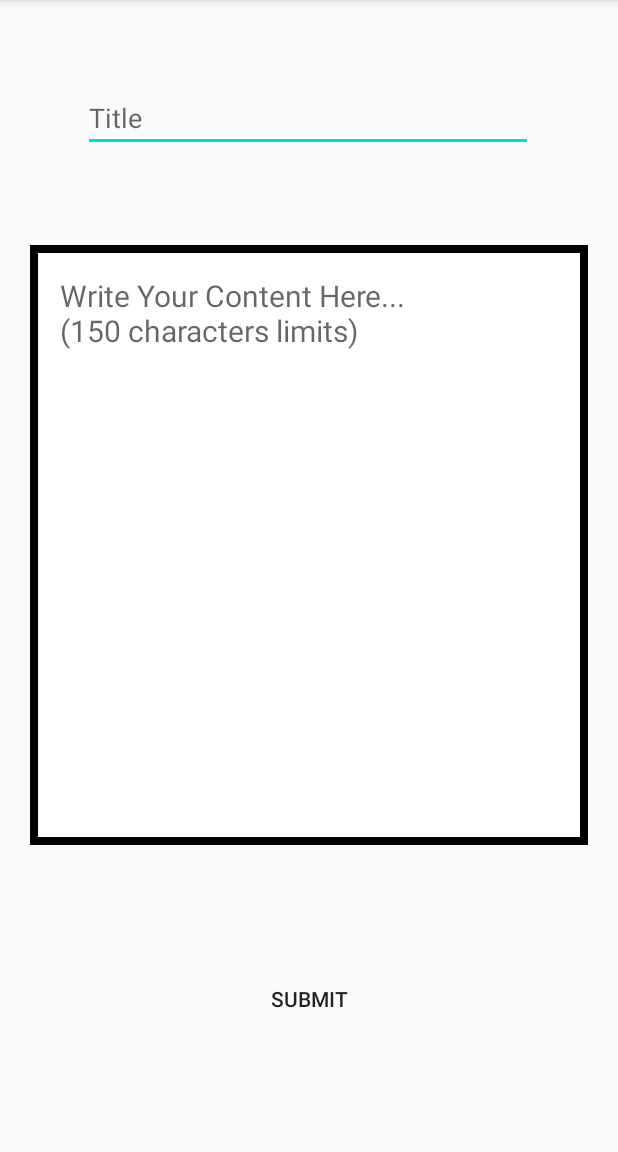
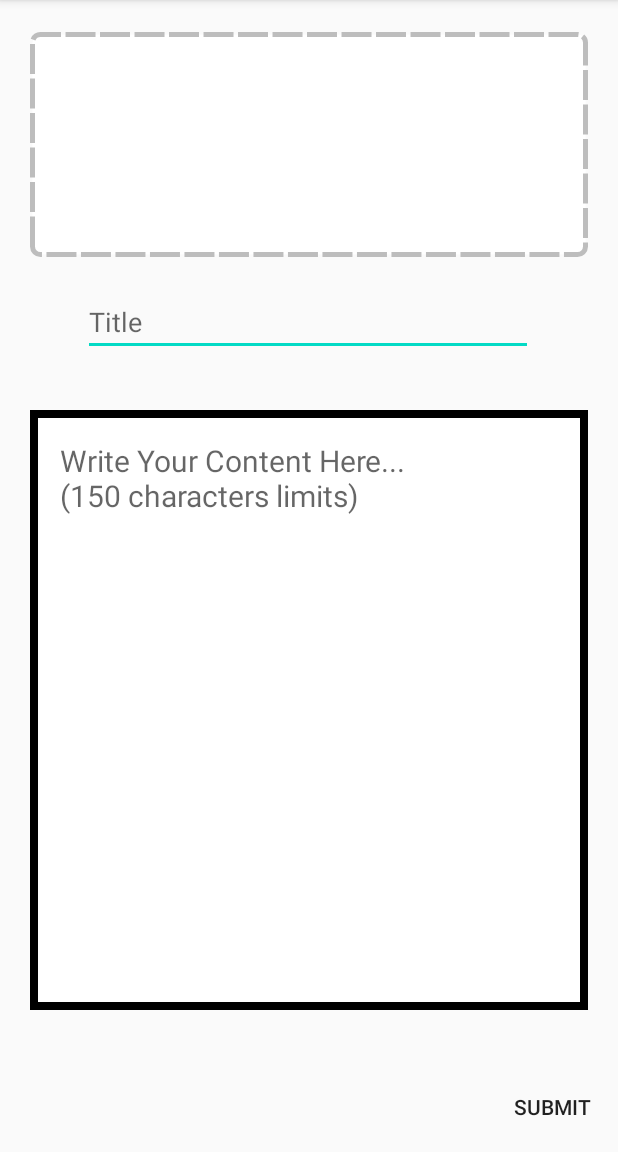
Before and after one commit to KyumKyum/Gallery, an Android app: the WriteContent screen opened directly, with no data from a screen before it, after a tap on "SUBMIT", on a phone screen of 412 x 824 dp, the part 84-1236 px from its top. Run offline under Robolectric (Android 15) with nearby library versions, the phone set to English and light mode, and no system bars; our stand-ins replace Firebase (no records; nobody signed in at launch, a user with empty details on screens opened directly).

Commit message:
Simulator - Community (Photo Uploading + Delete Context Menu)

```diff
--- a/MyNewwidget/CommunitySimuator/app/src/main/AndroidManifest.xml
+++ b/MyNewwidget/CommunitySimuator/app/src/main/AndroidManifest.xml
@@ -1,6 +1,8 @@
 <?xml version="1.0" encoding="utf-8"?>
 <manifest xmlns:android="http://schemas.android.com/apk/res/android"
     package="com.example.communitysimuator">
+
+    <uses-permission android:name="android.permission.INTERNET"/>
 
     <application
         android:allowBackup="true"
--- a/MyNewwidget/CommunitySimuator/app/src/main/java/com/example/communitysimuator/WriteContent.java
+++ b/MyNewwidget/CommunitySimuator/app/src/main/java/com/example/communitysimuator/WriteContent.java
@@ -1,54 +1,141 @@
 package com.example.communitysimuator;
 
 import androidx.annotation.NonNull;
+import androidx.annotation.Nullable;
 import androidx.appcompat.app.AppCompatActivity;
 
 import android.app.Activity;
+import android.content.ContentResolver;
 import android.content.Intent;
+import android.net.Uri;
 import android.os.Bundle;
 import android.view.View;
+import android.view.WindowManager;
+import android.webkit.MimeTypeMap;
 import android.widget.Button;
 import android.widget.EditText;
+import android.widget.ImageView;
+import android.widget.ProgressBar;
 import android.widget.Toast;
 
+import com.bumptech.glide.Glide;
+import com.google.android.gms.tasks.Continuation;
+import com.google.android.gms.tasks.OnCompleteListener;
 import com.google.android.gms.tasks.OnFailureListener;
 import com.google.android.gms.tasks.OnSuccessListener;
+import com.google.android.gms.tasks.Task;
 import com.google.firebase.database.DatabaseReference;
 import com.google.firebase.database.FirebaseDatabase;
+import com.google.firebase.storage.FirebaseStorage;
+import com.google.firebase.storage.OnProgressListener;
+import com.google.firebase.storage.StorageReference;
+import com.google.firebase.storage.UploadTask;
 
 public class WriteContent extends AppCompatActivity {
 
+    private final static int SELECT_UPLOAD = 512;
+
     private DatabaseReference mDBRef;
+    private StorageReference mStorageRef;
 
+    private ImageView mImageView;
     private EditText mTitle;
     private EditText mContent;
+    private Uri mImageUrl;
+    private ProgressBar mProgressBar;
     private Button submitButton;
+
+    @Override
+    protected void onActivityResult(int requestCode, int resultCode, @Nullable Intent data) {
+        super.onActivityResult(requestCode, resultCode, data);
+
+        if (requestCode == SELECT_UPLOAD && resultCode == RESULT_OK && data != null && data.getData() != null) {
+            mImageUrl = data.getData();
+
+            Glide.with(this)
+                    .load(mImageUrl)
+                    .centerCrop()
+                    .sizeMultiplier((float) 0.5)
+                    .placeholder(R.drawable.loading)
+                    .into(mImageView);
+        }
+    }
 
     @Override
     protected void onCreate(Bundle savedInstanceState) {
         super.onCreate(savedInstanceState);
         setContentView(R.layout.activity_write_content);
 
+        mImageView = findViewById(R.id.image_view_your_image);
         mTitle = findViewById(R.id.edit_text_your_title);
         mContent = findViewById(R.id.edit_text_your_content);
         submitButton = findViewById(R.id.button_submit);
+        mProgressBar = findViewById(R.id.progress_bar_your_progress);
+        mProgressBar.setVisibility(View.INVISIBLE);
 
         mDBRef = FirebaseDatabase.getInstance().getReference("Uploads");
+        mStorageRef = FirebaseStorage.getInstance().getReference("Uploads");
+
+        mImageView.setOnClickListener(new View.OnClickListener() {
+            @Override
+            public void onClick(View v) {
+                Intent intent = new Intent();
+                intent.setType("image/*");
+                intent.setAction(Intent.ACTION_GET_CONTENT);
+                startActivityForResult(intent, SELECT_UPLOAD);
+            }
+        });
 
         submitButton.setOnClickListener(new View.OnClickListener() {
             @Override
             public void onClick(View v) {
-                String title = mTitle.getText().toString();
-                String content = mContent.getText().toString();
+                final String title = mTitle.getText().toString();
+                final String content = mContent.getText().toString();
 
-                if(title.trim().length() > 0 && content.trim().length() >0){
-                    Upload upload = new Upload(title,content);
+                if (title.trim().length() > 0 && content.trim().length() > 0) {
+
+                    if (mImageUrl != null) {
+                        //Saving Imagefile in Storage
+                        final String fileName = System.currentTimeMillis() + "." + getFileExtension(mImageUrl);
+                        final StorageReference fileRef = mStorageRef.child(fileName.trim());
+
+                        fileRef.putFile(mImageUrl)
+                                .addOnProgressListener(new OnProgressListener<UploadTask.TaskSnapshot>() {
+                                    @Override
+                                    public void onProgress(UploadTask.TaskSnapshot taskSnapshot) {
+                                        mProgressBar.setVisibility(View.VISIBLE);
+                                        //getWindow().addFlags(WindowManager.LayoutParams.FLAG_DIM_BEHIND);
+                                    }
+                                })
+                                .continueWithTask(new Continuation<UploadTask.TaskSnapshot, Task<Uri>>() {
+                                    @Override
+                                    public Task<Uri> then(@NonNull Task<UploadTask.TaskSnapshot> task) throws Exception {
+                                        if (!task.isSuccessful()) {
+                                            throw task.getException();
+                                        } else {
+                                            return fileRef.getDownloadUrl();
+                                        }
+                                    }
+                                })
+                                .addOnCompleteListener(new OnCompleteListener<Uri>() {
+                                    @Override
+                                    public void onComplete(@NonNull Task<Uri> task) {
+                                        //Saving Image file Complete; Saving content information in DB
+                                        if (task.isSuccessful()) {
+
+
                                             String uploadId = mDBRef.push().getKey();
 
-                    mDBRef.child(uploadId).setValue(upload)
-                            .addOnSuccessListener(new OnSuccessListener<Void>() {
+                                            Uri downloadUri = task.getResult();
+                                            Upload upload = new Upload(title, content, downloadUri.toString());
+                                            upload.setKey(uploadId);
+                                            mDBRef.child(uploadId).setValue(upload);
+                                        }
+                                    }
+                                })
+                                .addOnSuccessListener(new OnSuccessListener<Uri>() {
                                     @Override
-                                public void onSuccess(Void aVoid) {
+                                    public void onSuccess(Uri uri) {
                                         Intent intent = new Intent();
                                         setResult(Activity.RESULT_OK);
                                         finish();
@@ -60,10 +147,20 @@ public class WriteContent extends AppCompatActivity {
                                         Toast.makeText(WriteContent.this, e.getMessage(), Toast.LENGTH_SHORT).show();
                                     }
                                 });
-                } else{
-                    Toast.makeText(WriteContent.this, "You have to enter at least on character on title or context", Toast.LENGTH_SHORT).show();
+                    } else {
+                        Toast.makeText(WriteContent.this, "You didn't uploaded any image file.", Toast.LENGTH_SHORT).show();
+                    }
+                } else {
+                    Toast.makeText(WriteContent.this, "You have to enter at least on character on title or context.", Toast.LENGTH_SHORT).show();
                 }
             }
         });
+
+    }
+
+    private String getFileExtension(Uri imageUri) {
+        ContentResolver cR = getContentResolver();
+        MimeTypeMap mime = MimeTypeMap.getSingleton();
+        return mime.getExtensionFromMimeType(cR.getType(imageUri));
     }
 }
--- /dev/null
+++ b/MyNewwidget/CommunitySimuator/app/src/main/res/drawable/uploadbuttonimage.xml
@@ -0,0 +1,13 @@
+<?xml version="1.0" encoding="utf-8"?>
+<layer-list xmlns:android="http://schemas.android.com/apk/res/android">
+
+    <item>
+        <shape>
+            <solid android:color="#FFFFFF"/>
+            <stroke android:color="#BDBDBD" android:width="3dp" android:dashWidth="20dp" android:dashGap="3dp"/>
+            <corners android:radius="5dp"/>
+        </shape>
+    </item>
+
+
+</layer-list>
--- a/MyNewwidget/CommunitySimuator/app/src/main/res/layout/activity_write_content.xml
+++ b/MyNewwidget/CommunitySimuator/app/src/main/res/layout/activity_write_content.xml
@@ -6,11 +6,24 @@
     android:layout_height="match_parent"
     tools:context=".WriteContent">
 
+    <ImageView
+        android:id = "@+id/image_view_your_image"
+        android:layout_width="match_parent"
+        android:layout_height="150dp"
+        android:layout_margin="20dp"
+        android:background="@drawable/uploadbuttonimage"
+        app:layout_constraintBottom_toTopOf="@+id/edit_text_your_title"
+        app:layout_constraintEnd_toEndOf="parent"
+        app:layout_constraintHorizontal_bias="0.6"
+        app:layout_constraintStart_toStartOf="parent"
+        app:layout_constraintTop_toTopOf="parent"
+        app:layout_constraintVertical_bias="0.642" />
+
     <EditText
         android:id="@+id/edit_text_your_title"
         android:layout_width="300dp"
         android:layout_height="wrap_content"
-        android:layout_marginTop="56dp"
+        android:layout_marginTop="192dp"
         android:hint="Title"
         app:layout_constraintEnd_toEndOf="parent"
         app:layout_constraintHorizontal_bias="0.495"
@@ -18,32 +31,43 @@
         app:layout_constraintTop_toTopOf="parent" />
 
     <EditText
-        android:id = "@+id/edit_text_your_content"
+        android:id="@+id/edit_text_your_content"
         android:layout_width="match_parent"
         android:layout_height="400dp"
+        android:layout_margin="20dp"
         android:background="@drawable/writing_space"
-        android:layout_margin="20dp"
-        android:textSize="20sp"
+        android:gravity="top"
         android:hint="Write Your Content Here...\n(150 characters limits)"
-        android:gravity="top"
         android:maxLength="150"
         android:padding="20dp"
+        android:textSize="20sp"
         app:layout_constraintBottom_toBottomOf="parent"
         app:layout_constraintEnd_toEndOf="parent"
-        app:layout_constraintHorizontal_bias="0.0"
         app:layout_constraintStart_toStartOf="parent"
         app:layout_constraintTop_toBottomOf="@+id/edit_text_your_title"
-        app:layout_constraintVertical_bias="0.186" />
+        app:layout_constraintVertical_bias="0.18" />
+
+    <ProgressBar
+        android:id="@+id/progress_bar_your_progress"
+        style="@style/Widget.AppCompat.ProgressBar"
+        android:layout_width="76dp"
+        android:layout_height="69dp"
+        app:layout_constraintBottom_toBottomOf="parent"
+        app:layout_constraintEnd_toEndOf="parent"
+        app:layout_constraintStart_toStartOf="parent"
+        app:layout_constraintTop_toTopOf="parent" />
 
     <Button
-        android:id = "@+id/button_submit"
+        android:id="@+id/button_submit"
         android:layout_width="wrap_content"
         android:layout_height="wrap_content"
         android:background="#00ff0000"
         android:text="Submit"
         app:layout_constraintBottom_toBottomOf="parent"
         app:layout_constraintEnd_toEndOf="parent"
+        app:layout_constraintHorizontal_bias="1.0"
         app:layout_constraintStart_toStartOf="parent"
-        app:layout_constraintTop_toBottomOf="@+id/edit_text_your_content" />
+        app:layout_constraintTop_toBottomOf="@+id/edit_text_your_content"
+        app:layout_constraintVertical_bias="0.873" />
 
 </androidx.constraintlayout.widget.ConstraintLayout>
```
Also changed, not shown: MyNewwidget/CommunitySimuator/app/build.gradle (+7 -0 lines), MyNewwidget/CommunitySimuator/app/src/main/java/com/example/communitysimuator/ContentsAdapter.java (+40 -2 lines), MyNewwidget/CommunitySimuator/app/src/main/java/com/example/communitysimuator/MainActivity.java (+54 -0 lines), MyNewwidget/CommunitySimuator/app/src/main/java/com/example/communitysimuator/ShowContentsActivity.java (+10 -0 lines), MyNewwidget/CommunitySimuator/app/src/main/java/com/example/communitysimuator/Upload.java (+26 -1 lines), MyNewwidget/CommunitySimuator/app/src/main/res/layout/activity_show_contents.xml (+22 -10 lines), MyNewwidget/CommunitySimuator/app/src/main/res/layout/item_layout.xml (+7 -1 lines), MyNewwidget/CommunitySimuator/app/src/main/res/drawable-v24/loading.png (added), MyNewwidget/CommunitySimuator/app/src/main/res/drawable-v24/uploadimage.png (added). Lines whose indentation alone changed are shown as unchanged.
